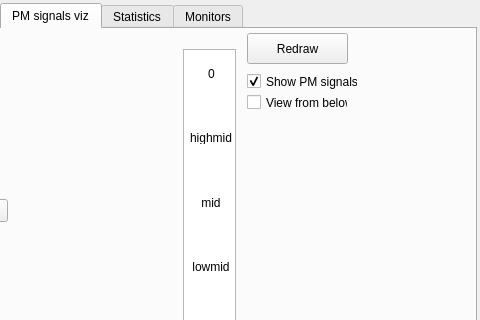
Old version of the form src/gui/outputwindow.ui in the repository andrmor/ANTS2; both pictures show x 152 to 632 and y 0 to 320 of the 632 by 514 pixel window.
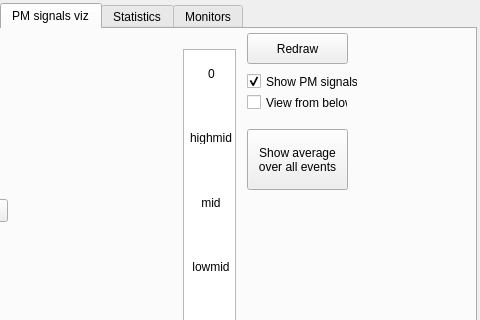
New version of the form. The open tabs and pages were chosen to show the change.

Commit message: Added show average signal in PM over all events

What changed in the file:
```diff
--- a/src/gui/outputwindow.ui
+++ b/src/gui/outputwindow.ui
@@ -574,6 +574,20 @@
           <bool>true</bool>
          </property>
         </widget>
+        <widget class="QPushButton" name="pbShowAverageOverAll">
+         <property name="geometry">
+          <rect>
+           <x>10</x>
+           <y>100</y>
+           <width>101</width>
+           <height>61</height>
+          </rect>
+         </property>
+         <property name="text">
+          <string>Show average
+over all events</string>
+         </property>
+        </widget>
        </widget>
        <widget class="QFrame" name="fGVScale">
         <property name="geometry">
```
Left out of the diff: 2 changed lines with no effect on the pictures. The commit also changes 2 other files.
